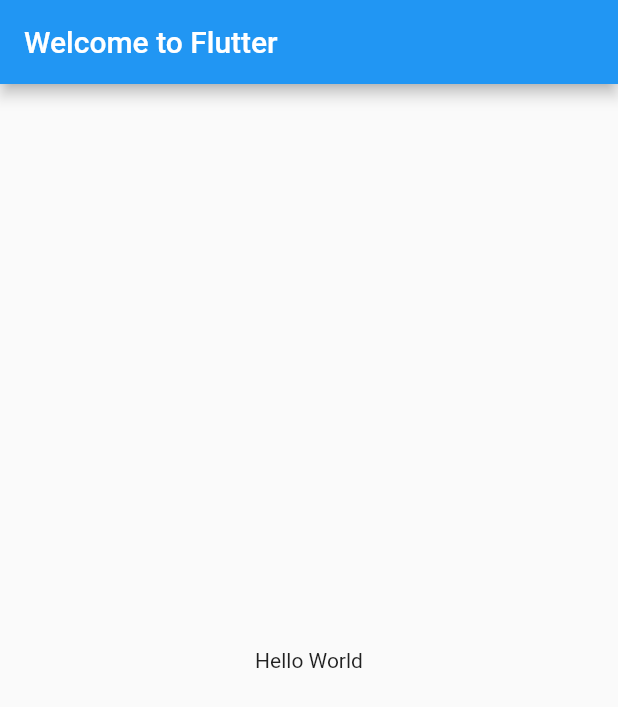
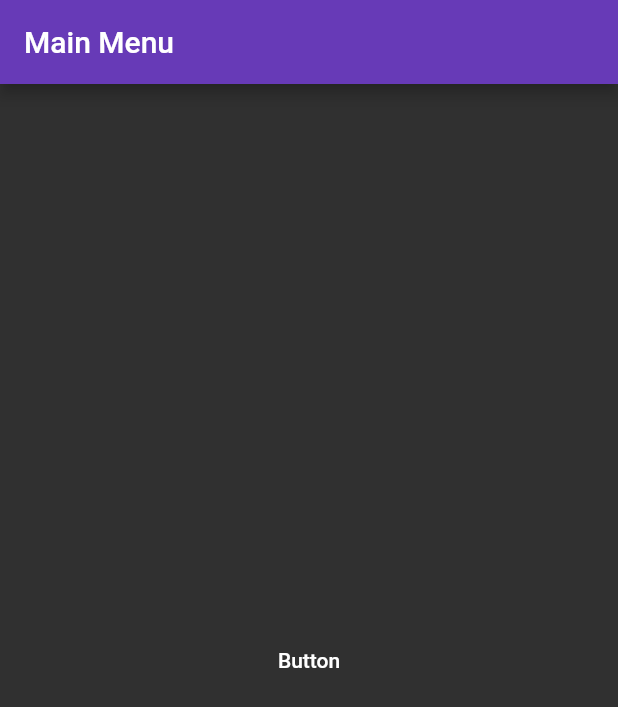
Before and after one commit to dendenso/Project380v1, a Flutter app: the screen it shows after launch, on a phone screen of 412 x 824 dp. Shown: the top 707 px of the screen. Run offline on Flutter 3.47's test engine with Material 2 defaults, Android fonts, the phone set to English and light mode, and no system bars.

Commit message:
Add files via upload
Choose the externalbutton.dart to run first because it has a stylized theme and route to it. The main.dart is just a placeholder for now.

```diff
--- a/lib/main.dart
+++ b/lib/main.dart
@@ -1,6 +1,4 @@
-// Copyright 2018 The Flutter team. All rights reserved.
-// Use of this source code is governed by a BSD-style license that can be
-// found in the LICENSE file.
+
 
 import 'package:flutter/material.dart';
 
@@ -10,15 +8,22 @@ class MyApp extends StatelessWidget {
   @override
   Widget build(BuildContext context) {
     return MaterialApp(
-      title: 'Welcome to Flutter',
+      theme: ThemeData(
+        brightness: Brightness.dark,
+        primaryColor: Colors.deepPurple
+      ),
       home: Scaffold(
         appBar: AppBar(
-          title: Text('Welcome to Flutter'),
+          title: const Text('Main Menu'),
         ),
-        body: Center(
-          child: Text('Hello World'),
-        ),
+    body: Center(
+      child: FlatButton(
+        onPressed: (){},
+        child: Text('Button')
+
       ),
-    );
+    ),
+      )
+      );
   }
 }
```
Also changed, not shown: lib/ExternalButton.dart (+52 -18 lines), lib/ThemeofApp.dart (added, +12 -0 lines).
